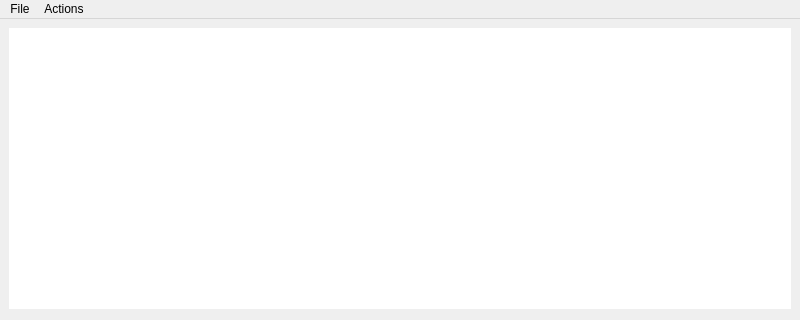
First picture: the form in resources/mainwindow.ui, repository utwente/parlevision, before the edit; both pictures show x 0 to 800 and y 0 to 320 of the 800 by 600 pixel window.
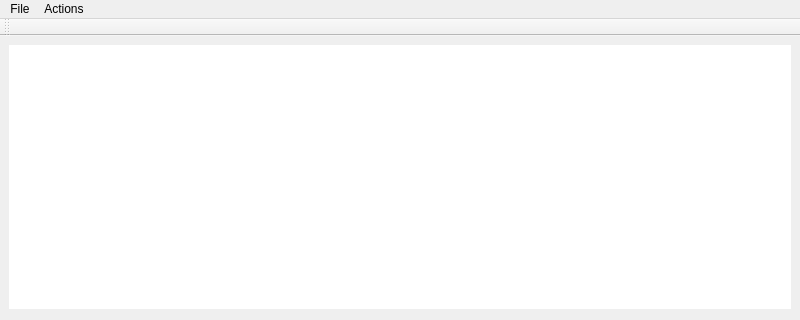
Second picture: the form after the edit.

Commit message: moved toolbar from code to mainwindow.ui form

```diff
--- a/resources/mainwindow.ui
+++ b/resources/mainwindow.ui
@@ -97,6 +97,17 @@
    <addaction name="menuActions"/>
   </widget>
   <widget class="QStatusBar" name="statusbar"/>
+  <widget class="QToolBar" name="toolBar">
+   <property name="windowTitle">
+    <string>toolBar</string>
+   </property>
+   <attribute name="toolBarArea">
+    <enum>TopToolBarArea</enum>
+   </attribute>
+   <attribute name="toolBarBreak">
+    <bool>false</bool>
+   </attribute>
+  </widget>
   <action name="actionStart">
    <property name="text">
     <string>Start</string>
```
The commit also changes 1 other file.
